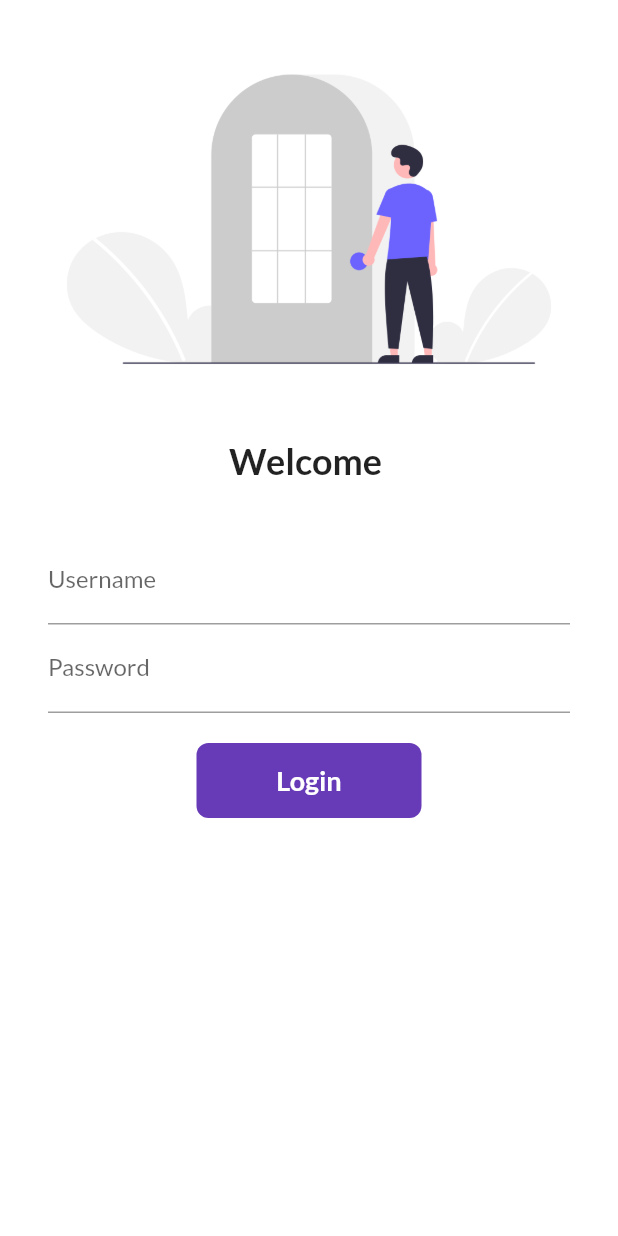
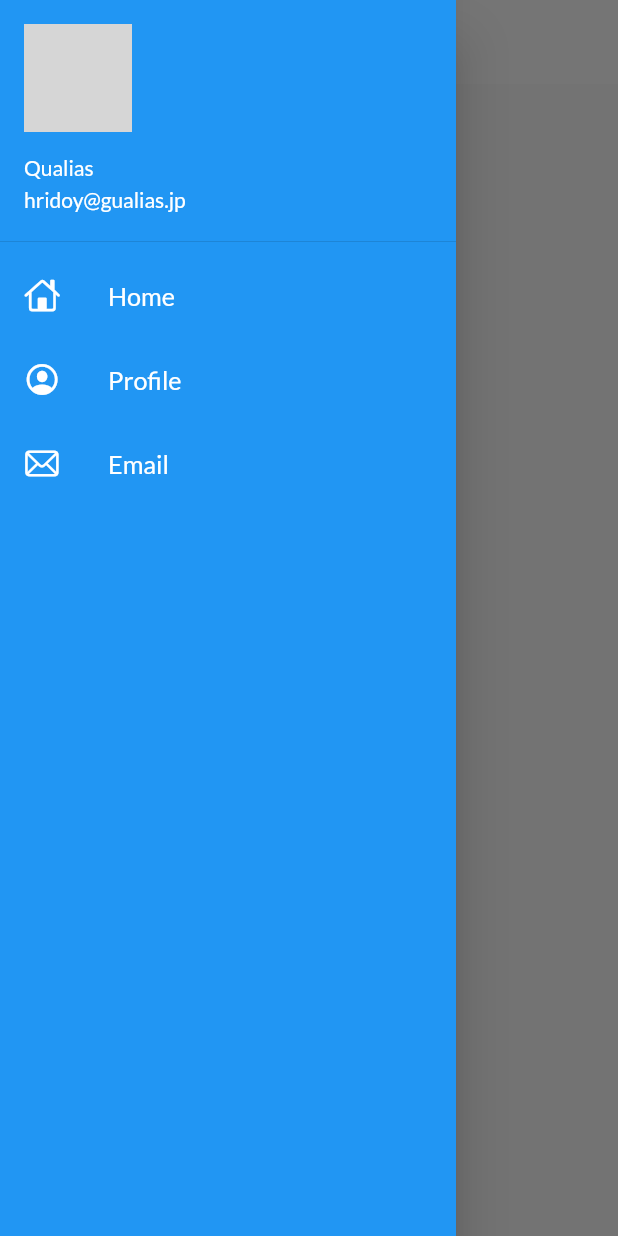
Before and after one commit to ihridoydas/Flutter_practices, a Flutter app: the screen it shows after launch, with the side drawer open (before the commit the screen has no drawer), on a phone screen of 412 x 824 dp. Run offline on Flutter 3.47's test engine with Material 2 defaults, Android fonts, the phone set to English and light mode, and no system bars; our stand-ins replace google_fonts; network calls fail; grey boxes are pictures that could not be loaded.

Commit message:
add light and dark theme

```diff
--- a/lib/main.dart
+++ b/lib/main.dart
@@ -3,31 +3,26 @@
 import 'package:iReport_Flutter/pages/login_page.dart';
 import 'package:iReport_Flutter/utils/routes.dart';
 import 'package:google_fonts/google_fonts.dart';
-
+import 'package:iReport_Flutter/widgets/themes.dart';
 
 void main() {
   runApp(MyApp());
 }
 
 class MyApp extends StatelessWidget {
-
   // This widget is the root of your application.
   @override
   Widget build(BuildContext context) {
     return MaterialApp(
       themeMode: ThemeMode.light,
-      theme: ThemeData(
-        primarySwatch: Colors.deepPurple,
-        fontFamily: GoogleFonts .lato().fontFamily,
-      ),
-      darkTheme: ThemeData(
-        brightness: Brightness.dark,
-      ),
-      initialRoute: "/",
+      theme: MyTheme.lightTheme(context),
+      darkTheme:MyTheme.darkTheme(context),
+      // debugShowCheckedModeBanner: false,
+      initialRoute: Myroutes.homeRoute,
       routes: {
-        "/":(context) => LoginPage(),
-        Myroutes.homeRoute:(context) => HomePage(),
-        Myroutes.loginRoute:(context) => LoginPage()
+        "/": (context) => LoginPage(),
+        Myroutes.homeRoute: (context) => HomePage(),
+        Myroutes.loginRoute: (context) => LoginPage()
       },
     );
   }
--- a/lib/pages/home_page.dart
+++ b/lib/pages/home_page.dart
@@ -1,4 +1,5 @@
 import 'package:flutter/material.dart';
+import 'package:iReport_Flutter/widgets/drawer.dart';
 
 class HomePage extends StatelessWidget {
   const HomePage({Key? key}) : super(key: key);
@@ -7,14 +8,14 @@
   Widget build(BuildContext context) {
     return Scaffold(
       appBar: AppBar(
-        title: Text("iReport Flutter App"),
+        title: Text("Home Page"),
       ),
       body: Center(
         child: Container(
           child: Text("His is Demo app"),
         ),
       ),
-      drawer: Drawer(),
+      drawer: MyDrawer(),
     );
   }
 }
--- a/lib/pages/login_page.dart
+++ b/lib/pages/login_page.dart
@@ -94,7 +94,7 @@
                       ),
 
                       Material(
-                        color: Colors.deepPurple,
+                        color: Colors.blue,
                         borderRadius:
                             BorderRadius.circular(changeButton ? 50 : 8),
                         child: InkWell(
--- /dev/null
+++ b/lib/widgets/drawer.dart
@@ -0,0 +1,72 @@
+import 'package:flutter/cupertino.dart';
+import 'package:flutter/material.dart';
+
+class MyDrawer extends StatelessWidget {
+  const MyDrawer({Key? key}) : super(key: key);
+
+  @override
+  Widget build(BuildContext context) {
+    final imageUrl =
+        "https://is5-ssl.mzstatic.com/image/thumb/Purple126/v4/fc/88/eb/fc88eb36-9c46-18d6-8418-74af2c162473/source/512x512bb.jpg";
+    return Drawer(
+      child: Container(
+        color: Colors.blue,
+        child: ListView(
+          padding: EdgeInsets.zero,
+          children: [
+            DrawerHeader(
+                padding: EdgeInsets.zero,
+                child: UserAccountsDrawerHeader(
+                  margin: EdgeInsets.zero,
+                  accountName: Text("Qualias"),
+                  accountEmail: Text("hridoy@gualias.jp"),
+                  currentAccountPicture: CircleAvatar(
+                    backgroundImage: NetworkImage(imageUrl),
+                  ),
+                )),
+            ListTile(
+              leading: Icon(
+                CupertinoIcons.home,
+                color: Colors.white,
+              ),
+              title: Text(
+                "Home",
+                textScaleFactor: 1.2,
+                style: TextStyle(
+                  color: Colors.white,
+                ),
+              ),
+            ),
+            ListTile(
+              leading: Icon(
+                CupertinoIcons.profile_circled,
+                color: Colors.white,
+              ),
+              title: Text(
+                "Profile",
+                textScaleFactor: 1.2,
+                style: TextStyle(
+                  color: Colors.white,
+                ),
+              ),
+            ),
+
+            ListTile(
+              leading: Icon(
+                CupertinoIcons.mail,
+                color: Colors.white,
+              ),
+              title: Text(
+                "Email",
+                textScaleFactor: 1.2,
+                style: TextStyle(
+                  color: Colors.white,
+                ),
+              ),
+            ),
+          ],
+        ),
+      ),
+    );
+  }
+}
--- /dev/null
+++ b/lib/widgets/themes.dart
@@ -0,0 +1,19 @@
+import 'package:flutter/material.dart';
+import 'package:google_fonts/google_fonts.dart';
+
+class MyTheme {
+  static ThemeData lightTheme(BuildContext context) => ThemeData(
+        primarySwatch: Colors.blue,
+        fontFamily: GoogleFonts.lato().fontFamily,
+        appBarTheme: AppBarTheme(
+          color: Colors.white,
+          elevation: 0.0,
+          iconTheme: IconThemeData(color: Colors.black),
+          toolbarTextStyle: Theme.of(context).textTheme.bodyText2,
+          titleTextStyle: Theme.of(context).textTheme.headline6,
+        ),
+      );
+
+  static ThemeData darkTheme(BuildContext context) =>
+      ThemeData(brightness: Brightness.dark);
+}
```
